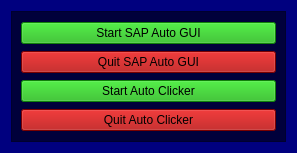
Qt form quit.ui (kizzz2000/QuitSap) before a commit.
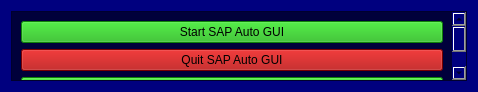
The same form after that commit.

Commit message: added a line to make the sap login window forefront.

The edit to the form file:
```diff
--- a/quit.ui
+++ b/quit.ui
@@ -6,8 +6,8 @@
    <rect>
     <x>0</x>
     <y>0</y>
-    <width>297</width>
-    <height>153</height>
+    <width>478</width>
+    <height>89</height>
    </rect>
   </property>
   <property name="windowTitle">
@@ -30,8 +30,8 @@
        <rect>
         <x>0</x>
         <y>0</y>
-        <width>277</width>
-        <height>133</height>
+        <width>441</width>
+        <height>132</height>
        </rect>
       </property>
       <layout class="QGridLayout" name="gridLayout_2">
```
The commit also changes 1 other file.
